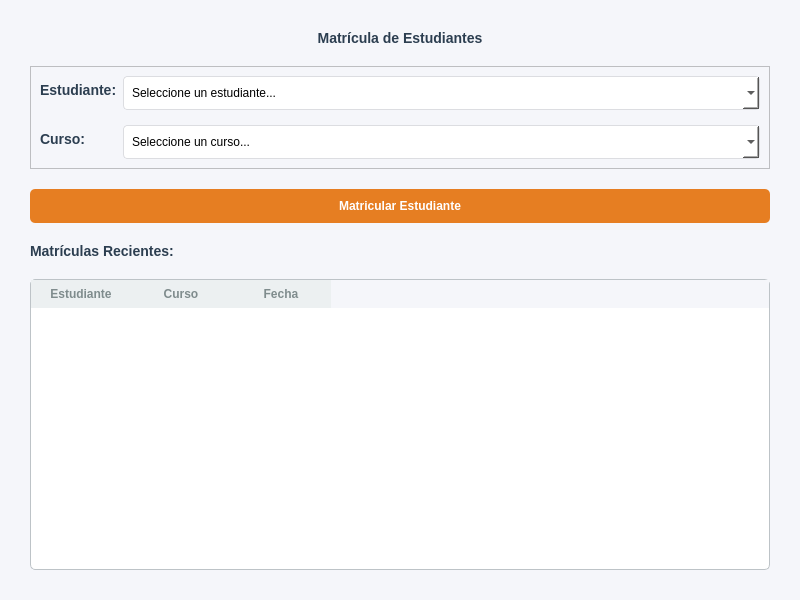
The window that ui/form_matricula.ui (LordFeitan/registro_notas_colegio) describes before a commit, drawn with Qt 5.
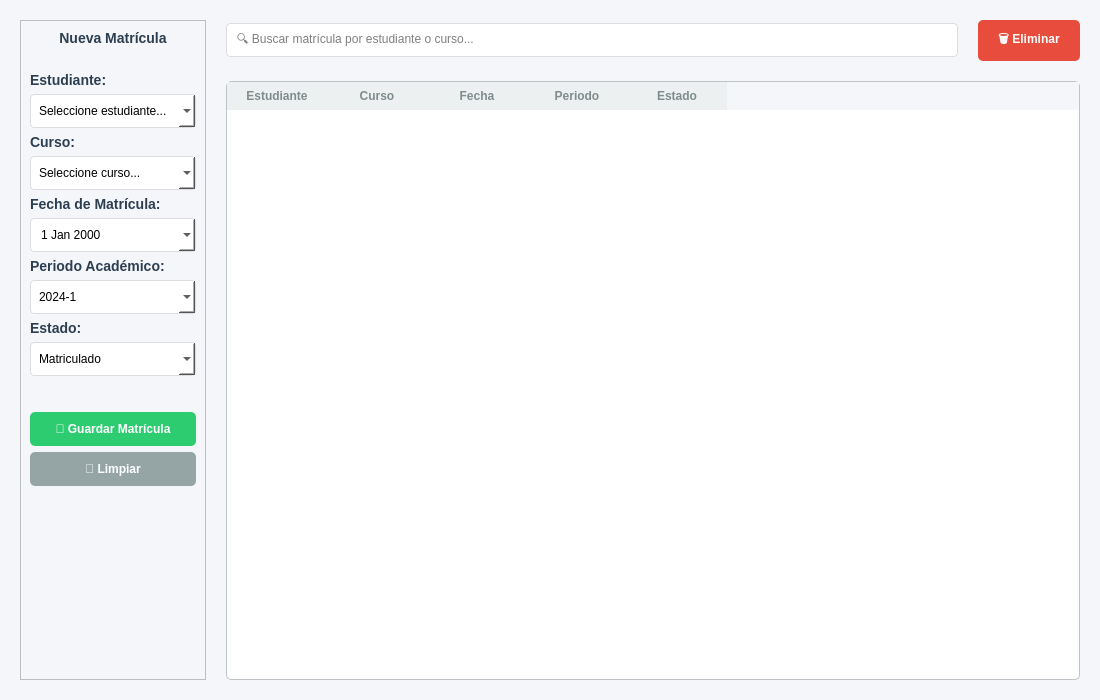
The same window after the commit.

Commit message: gestion de estudiantes arreglada y matriculadas actualizada.

The edit to the form file:
```diff
--- a/ui/form_matricula.ui
+++ b/ui/form_matricula.ui
@@ -6,8 +6,8 @@
    <rect>
     <x>0</x>
     <y>0</y>
-    <width>800</width>
-    <height>600</height>
+    <width>1100</width>
+    <height>700</height>
    </rect>
   </property>
   <property name="windowTitle">
@@ -23,14 +23,14 @@
     font-size: 14px;
     font-weight: bold;
 }
-QComboBox {
+QLineEdit, QComboBox, QDateEdit {
     padding: 8px;
     border: 1px solid #dcdde1;
     border-radius: 4px;
     background-color: white;
 }
 QPushButton {
-    background-color: #e67e22;
+    background-color: #2ecc71;
     color: white;
     padding: 10px 20px;
     border: none;
@@ -52,35 +52,57 @@
     border: none;
     font-weight: bold;
     color: #7f8c8d;
+}
+QPushButton#btnLimpiar, QPushButton#btnEliminar {
+    background-color: #95a5a6;
+}
+QPushButton#btnEliminar {
+    background-color: #e74c3c;
 }</string>
   </property>
-  <layout class="QVBoxLayout" name="verticalLayout">
+  <layout class="QHBoxLayout" name="horizontalLayout">
    <property name="spacing">
     <number>20</number>
    </property>
    <property name="leftMargin">
-    <number>30</number>
+    <number>20</number>
    </property>
    <property name="topMargin">
-    <number>30</number>
+    <number>20</number>
    </property>
    <property name="rightMargin">
-    <number>30</number>
+    <number>20</number>
    </property>
    <property name="bottomMargin">
-    <number>30</number>
+    <number>20</number>
    </property>
+   
+   <!-- LEFT PANEL: FORM -->
+   <item>
+    <widget class="QFrame" name="frameLeft">
+     <property name="maximumSize">
+      <size>
+       <width>350</width>
+       <height>16777215</height>
+      </size>
+     </property>
+     <property name="frameShape">
+      <enum>QFrame::StyledPanel</enum>
+     </property>
+     <property name="frameShadow">
+      <enum>QFrame::Raised</enum>
+     </property>
+     <layout class="QVBoxLayout" name="verticalLayoutLeft">
    <item>
     <widget class="QLabel" name="labelTitle">
      <property name="font">
       <font>
-       <pointsize>18</pointsize>
-       <weight>75</weight>
+          <pointsize>16</pointsize>
        <bold>true</bold>
       </font>
      </property>
      <property name="text">
-      <string>Matrícula de Estudiantes</string>
+         <string>Nueva Matrícula</string>
      </property>
      <property name="alignment">
       <set>Qt::AlignCenter</set>
@@ -88,69 +110,201 @@
     </widget>
    </item>
    <item>
-    <widget class="QFrame" name="frameInput">
-     <property name="frameShape">
-      <enum>QFrame::StyledPanel</enum>
-     </property>
-     <property name="frameShadow">
-      <enum>QFrame::Raised</enum>
-     </property>
-     <layout class="QFormLayout" name="formLayout">
-      <property name="verticalSpacing">
-       <number>15</number>
-      </property>
-      <item row="0" column="0">
+       <spacer name="verticalSpacerTop">
+        <property name="orientation">
+         <enum>Qt::Vertical</enum>
+        </property>
+        <property name="sizeType">
+         <enum>QSizePolicy::Fixed</enum>
+        </property>
+        <property name="sizeHint" stdset="0">
+         <size>
+          <width>20</width>
+          <height>20</height>
+         </size>
+        </property>
+       </spacer>
+      </item>
+      <item>
        <widget class="QLabel" name="labelEstudiante">
         <property name="text">
          <string>Estudiante:</string>
         </property>
        </widget>
       </item>
-      <item row="0" column="1">
+      <item>
        <widget class="QComboBox" name="comboEstudiante">
         <property name="placeholderText">
-         <string>Seleccione un estudiante...</string>
+         <string>Seleccione estudiante...</string>
         </property>
        </widget>
       </item>
-      <item row="1" column="0">
+      <item>
        <widget class="QLabel" name="labelCurso">
         <property name="text">
          <string>Curso:</string>
         </property>
        </widget>
       </item>
-      <item row="1" column="1">
+      <item>
        <widget class="QComboBox" name="comboCurso">
         <property name="placeholderText">
-         <string>Seleccione un curso...</string>
+         <string>Seleccione curso...</string>
         </property>
        </widget>
       </item>
-     </layout>
-    </widget>
-   </item>
+      <item>
+       <widget class="QLabel" name="labelFecha">
+        <property name="text">
+         <string>Fecha de Matrícula:</string>
+        </property>
+       </widget>
+      </item>
+      <item>
+       <widget class="QDateEdit" name="dateFecha">
+        <property name="calendarPopup">
+         <bool>true</bool>
+        </property>
+       </widget>
+      </item>
+      <item>
+       <widget class="QLabel" name="labelPeriodo">
+        <property name="text">
+         <string>Periodo Académico:</string>
+        </property>
+       </widget>
+      </item>
+      <item>
+       <widget class="QComboBox" name="comboPeriodo">
+        <item>
+         <property name="text">
+          <string>2024-1</string>
+         </property>
+        </item>
+        <item>
+         <property name="text">
+          <string>2024-2</string>
+         </property>
+        </item>
+        <item>
+         <property name="text">
+          <string>2025-1</string>
+         </property>
+        </item>
+        <item>
+         <property name="text">
+          <string>2025-2</string>
+         </property>
+        </item>
+       </widget>
+      </item>
+      <item>
+       <widget class="QLabel" name="labelEstado">
+        <property name="text">
+         <string>Estado:</string>
+        </property>
+       </widget>
+      </item>
+      <item>
+       <widget class="QComboBox" name="comboEstado">
+        <item>
+         <property name="text">
+          <string>Matriculado</string>
+         </property>
+        </item>
+        <item>
+         <property name="text">
+          <string>Retirado</string>
+         </property>
+        </item>
+        <item>
+         <property name="text">
+          <string>Suspendido</string>
+         </property>
+        </item>
+       </widget>
+      </item>
+      <item>
+       <spacer name="verticalSpacerButtons">
+        <property name="orientation">
+         <enum>Qt::Vertical</enum>
+        </property>
+        <property name="sizeType">
+         <enum>QSizePolicy::Fixed</enum>
+        </property>
+        <property name="sizeHint" stdset="0">
+         <size>
+          <width>20</width>
+          <height>30</height>
+         </size>
+        </property>
+       </spacer>
+      </item>
    <item>
     <widget class="QPushButton" name="btnMatricular">
      <property name="cursor">
       <cursorShape>PointingHandCursor</cursorShape>
      </property>
      <property name="text">
-      <string>Matricular Estudiante</string>
+         <string>💾 Guardar Matrícula</string>
      </property>
     </widget>
    </item>
    <item>
-    <widget class="QLabel" name="labelLista">
+       <widget class="QPushButton" name="btnLimpiar">
+        <property name="cursor">
+         <cursorShape>PointingHandCursor</cursorShape>
+        </property>
      <property name="text">
-      <string>Matrículas Recientes:</string>
-     </property>
-    </widget>
+         <string>🧹 Limpiar</string>
+        </property>
+       </widget>
+      </item>
+      <item>
+       <spacer name="verticalSpacer">
+        <property name="orientation">
+         <enum>Qt::Vertical</enum>
+        </property>
+        <property name="sizeHint" stdset="0">
+         <size>
+          <width>20</width>
+          <height>40</height>
+         </size>
+        </property>
+       </spacer>
+      </item>
+     </layout>
+    </widget>
+   </item>
+
+   <!-- RIGHT PANEL: TABLE -->
+   <item>
+    <layout class="QVBoxLayout" name="verticalLayoutRight">
+     <item>
+      <layout class="QHBoxLayout" name="searchLayout">
+       <item>
+        <widget class="QLineEdit" name="inputBuscar">
+         <property name="placeholderText">
+          <string>🔍 Buscar matrícula por estudiante o curso...</string>
+         </property>
+        </widget>
+       </item>
+       <item>
+        <widget class="QPushButton" name="btnEliminar">
+         <property name="cursor">
+          <cursorShape>PointingHandCursor</cursorShape>
+         </property>
+         <property name="text">
+          <string>🗑️ Eliminar</string>
+         </property>
+        </widget>
+       </item>
+      </layout>
    </item>
    <item>
     <widget class="QTableWidget" name="tableMatriculas">
      <property name="columnCount">
-      <number>3</number>
+        <number>5</number>
      </property>
      <column>
       <property name="text">
@@ -167,7 +321,19 @@
        <string>Fecha</string>
       </property>
      </column>
-    </widget>
+       <column>
+        <property name="text">
+         <string>Periodo</string>
+        </property>
+       </column>
+       <column>
+        <property name="text">
+         <string>Estado</string>
+        </property>
+       </column>
+      </widget>
+     </item>
+    </layout>
    </item>
   </layout>
  </widget>
```
Left out of the diff: 5 changed lines with no effect on the pictures. Lines whose indentation alone changed are shown as unchanged. The commit also changes 4 other files.
